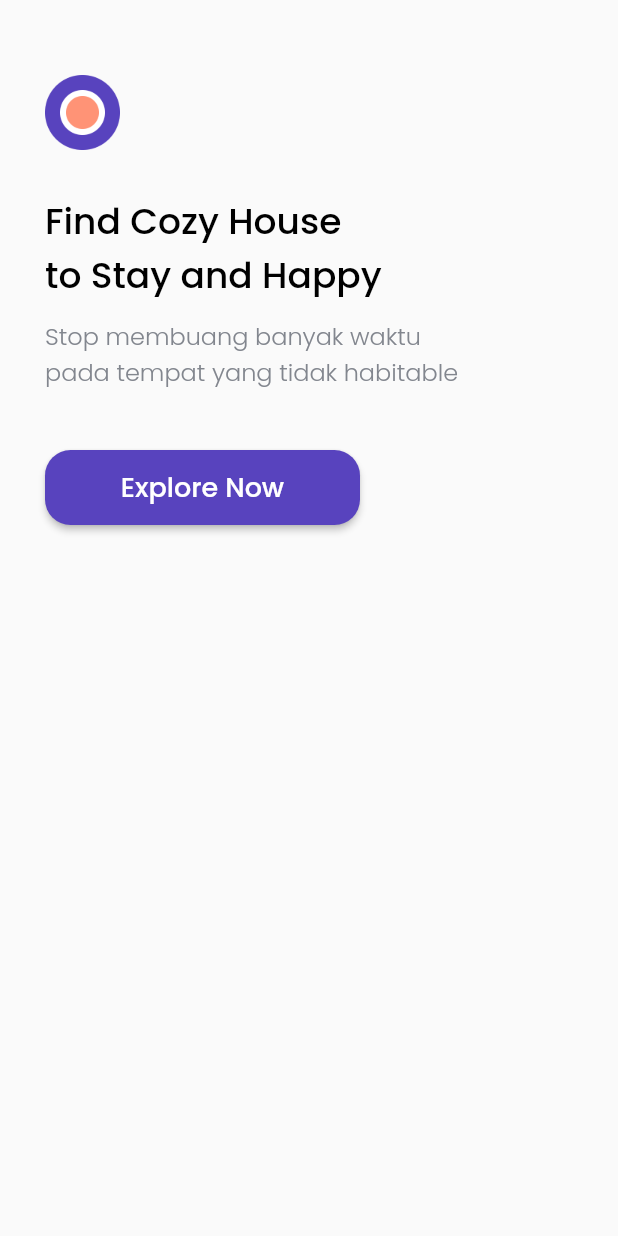
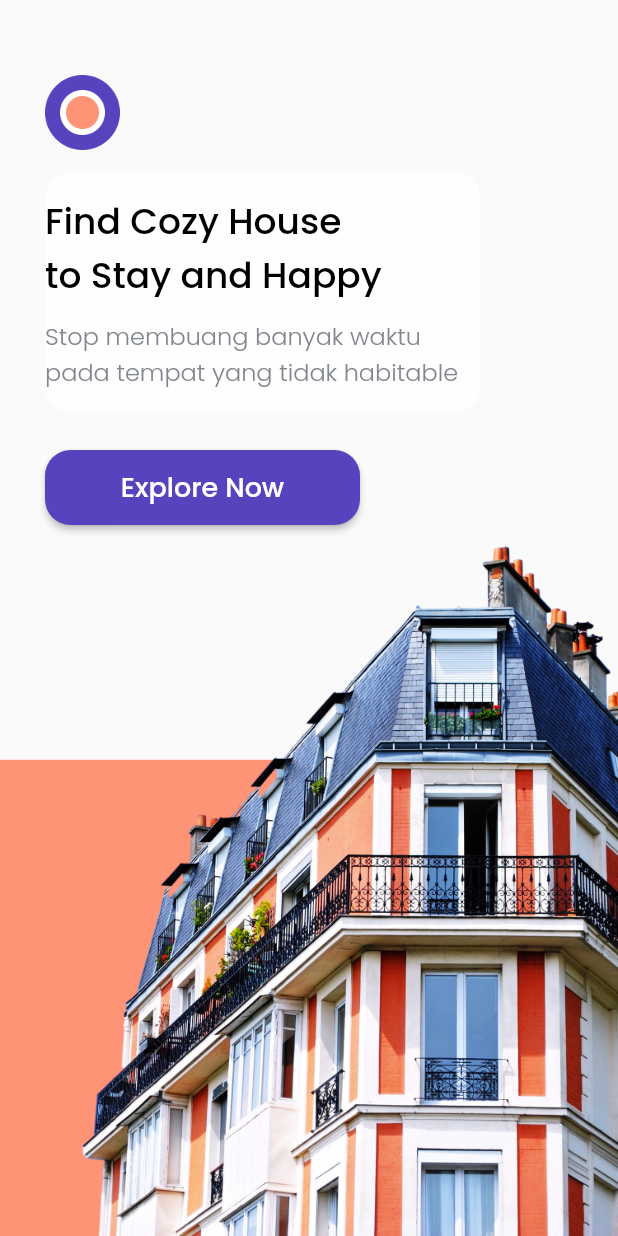
Before and after one commit to dzakybrori/cozy_app, a Flutter app: the screen it shows after launch, on a phone screen of 412 x 824 dp. Run offline on Flutter 3.47's test engine with Material 2 defaults, Android fonts, the light colour scheme and no system bars; our stand-ins replace google_fonts.

Commit message:
Splash - Footer (finish).

```diff
--- a/lib/pages/splash_page.dart
+++ b/lib/pages/splash_page.dart
@@ -6,7 +6,14 @@ class SplashPage extends StatelessWidget {
   Widget build(BuildContext context) {
     return Scaffold(
       body: SafeArea(
-        child: Padding(
+        bottom: false,
+        child: Stack(
+          children: [
+            Align(
+              alignment: Alignment.bottomCenter,
+              child: Image.asset('assets/images/splash_image.png'),
+            ),
+            Padding(
               padding: EdgeInsets.only(top: 50, left: 30, right: 30),
               child: Column(
                 crossAxisAlignment: CrossAxisAlignment.start,
@@ -23,8 +30,18 @@ class SplashPage extends StatelessWidget {
                     ),
                   ),
                   SizedBox(
-                height: 30,
+                    height: 15,
                   ),
+                  Container(
+                    decoration: BoxDecoration(
+                      color: Colors.white70,
+                      borderRadius: BorderRadius.circular(17),
+                    ),
+                    child: Padding(
+                      padding: EdgeInsets.only(top: 15, bottom: 15, right: 15),
+                      child: Column(
+                        crossAxisAlignment: CrossAxisAlignment.start,
+                        children: [
                           Text(
                             'Find Cozy House\nto Stay and Happy',
                             style: titleTextStyle.copyWith(fontSize: 24),
@@ -39,8 +56,12 @@ class SplashPage extends StatelessWidget {
                               color: lightGreySubTextColor,
                             ),
                           ),
+                        ],
+                      ),
+                    ),
+                  ),
                   SizedBox(
-                height: 40,
+                    height: 25,
                   ),
                   Container(
                     width: 210,
@@ -63,6 +84,8 @@ class SplashPage extends StatelessWidget {
                 ],
               ),
             ),
+          ],
+        ),
       ),
     );
   }
```
Lines whose indentation alone changed are shown as unchanged.
